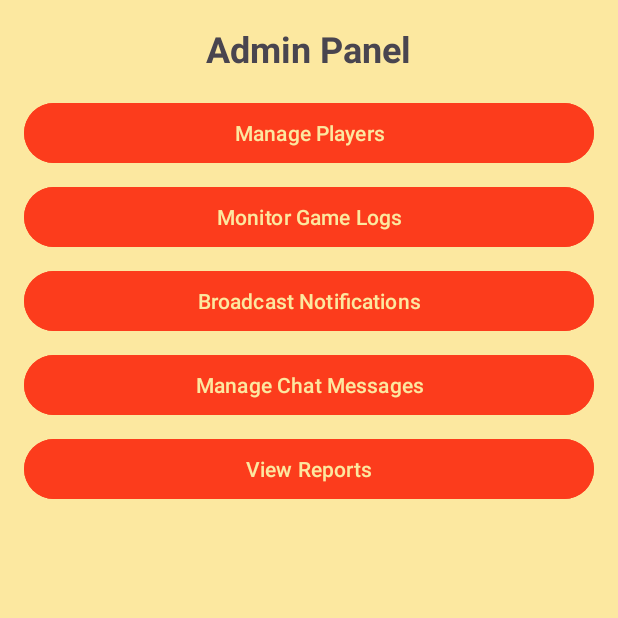
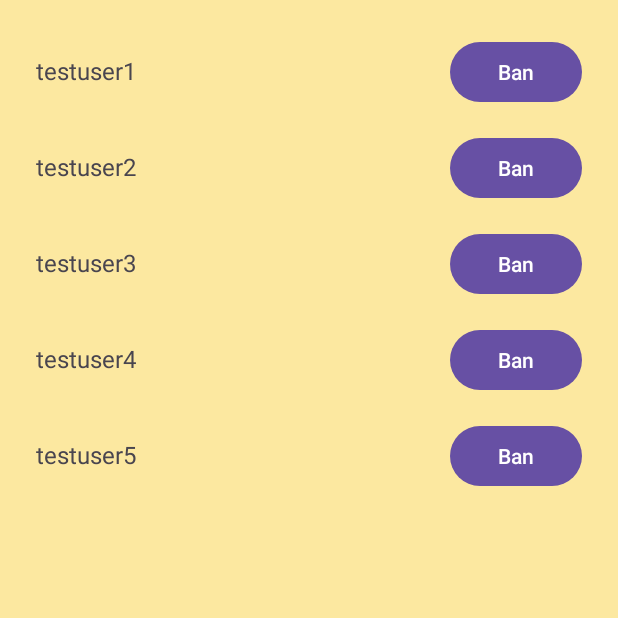
Before and after one commit to OzzieMunoz/Project2, an Android app: the AdminPanelActivity screen opened directly, with no data from a screen before it, after a tap on "Manage Players", on a phone screen of 412 x 824 dp, the top half of it. Run offline under Robolectric (Android 15) with nearby library versions, the phone set to English and light mode, and no system bars; our stand-ins replace Room's generated code.

Commit message:
Added ban player functionality

```diff
--- a/app/src/main/AndroidManifest.xml
+++ b/app/src/main/AndroidManifest.xml
@@ -26,6 +26,7 @@
         <activity android:name=".LandingPage" />
         <activity android:name=".MyApplication" />
         <activity android:name=".AdminPanelActivity" />
+        <activity android:name=".ManagePlayersActivity" />
 
     </application>
 </manifest>
--- a/app/src/main/java/com/example/bullshit/AdminPanelActivity.java
+++ b/app/src/main/java/com/example/bullshit/AdminPanelActivity.java
@@ -19,10 +19,9 @@ public class AdminPanelActivity extends AppCompatActivity {
         Button manageMessagesButton = findViewById(R.id.manageMessagesButton);
         Button viewReportsButton = findViewById(R.id.viewReportsButton);
 
-        // Add click listener for Manage Players button
         managePlayersButton.setOnClickListener(v -> {
-            // TODO: Navigate to a new activity or implement a dialog for managing players
-            Toast.makeText(this, "Feature coming soon: Manage Players", Toast.LENGTH_SHORT).show();
+            Intent intent = new Intent(AdminPanelActivity.this, ManagePlayersActivity.class);
+            startActivity(intent);
         });
 
         monitorLogsButton.setOnClickListener(v ->
--- a/app/src/main/java/com/example/bullshit/ManagePlayersActivity.java
+++ b/app/src/main/java/com/example/bullshit/ManagePlayersActivity.java
@@ -1,16 +1,37 @@
 package com.example.bullshit;
 
 import android.os.Bundle;
-import android.widget.Toast;
 import androidx.appcompat.app.AppCompatActivity;
+import androidx.recyclerview.widget.LinearLayoutManager;
+import androidx.recyclerview.widget.RecyclerView;
+import java.util.List;
 
 public class ManagePlayersActivity extends AppCompatActivity {
+
     @Override
     protected void onCreate(Bundle savedInstanceState) {
         super.onCreate(savedInstanceState);
         setContentView(R.layout.activity_manage_players);
 
-        // TODO: Implement functionality to fetch and display players
-        Toast.makeText(this, "Manage Players Screen", Toast.LENGTH_SHORT).show();
+        RecyclerView playersRecyclerView = findViewById(R.id.playersRecyclerView);
+        playersRecyclerView.setLayoutManager(new LinearLayoutManager(this));
+
+        new Thread(() -> {
+            AppDatabase db = MyApplication.getDatabase();
+
+            // Log all users in the database
+            List<User> allUsers = db.userDAO().getAllUsers();
+            for (User user : allUsers) {
+                System.out.println("User: " + user.getUsername() + ", isAdmin: " + user.isAdmin());
+            }
+
+            List<User> players = db.userDAO().getNonAdminUsers();
+            System.out.println("Number of players fetched: " + players.size());
+
+            runOnUiThread(() -> {
+                PlayersAdapter adapter = new PlayersAdapter(players);
+                playersRecyclerView.setAdapter(adapter);
+            });
+        }).start();
     }
 }
--- a/app/src/main/java/com/example/bullshit/MyApplication.java
+++ b/app/src/main/java/com/example/bullshit/MyApplication.java
@@ -20,11 +20,18 @@ public class MyApplication extends Application {
                     @Override
                     public void onCreate(@NonNull SupportSQLiteDatabase db) {
                         super.onCreate(db);
-                        // Prepopulate the database
                         new Thread(() -> {
                             AppDatabase appDatabase = getDatabase();
+
+                            // Add predefined admin user
+                            appDatabase.userDAO().insertUser(new User("admin2", "admin2", true));
+
+                            // Add predefined non-admin users
                             appDatabase.userDAO().insertUser(new User("testuser1", "testuser1", false));
-                            appDatabase.userDAO().insertUser(new User("admin2", "admin2", true));
+                            appDatabase.userDAO().insertUser(new User("testuser2", "testuser2", false));
+                            appDatabase.userDAO().insertUser(new User("testuser3", "testuser3", false));
+                            appDatabase.userDAO().insertUser(new User("testuser4", "testuser4", false));
+                            appDatabase.userDAO().insertUser(new User("testuser5", "testuser5", false));
                         }).start();
                     }
                 })
--- /dev/null
+++ b/app/src/main/java/com/example/bullshit/PlayersAdapter.java
@@ -0,0 +1,65 @@
+package com.example.bullshit;
+
+import android.view.LayoutInflater;
+import android.view.View;
+import android.view.ViewGroup;
+import android.widget.Button;
+import android.widget.TextView;
+import android.widget.Toast;
+import androidx.annotation.NonNull;
+import androidx.recyclerview.widget.RecyclerView;
+import java.util.List;
+
+public class PlayersAdapter extends RecyclerView.Adapter<PlayersAdapter.PlayerViewHolder> {
+
+    private final List<User> players;
+
+    public PlayersAdapter(List<User> players) {
+        this.players = players;
+    }
+
+    @NonNull
+    @Override
+    public PlayerViewHolder onCreateViewHolder(@NonNull ViewGroup parent, int viewType) {
+        View view = LayoutInflater.from(parent.getContext())
+                .inflate(R.layout.player_item, parent, false);
+        return new PlayerViewHolder(view);
+    }
+
+    @Override
+    public void onBindViewHolder(@NonNull PlayerViewHolder holder, int position) {
+        User player = players.get(position);
+
+        // Log binding
+        System.out.println("Binding player: " + player.getUsername());
+
+        holder.usernameTextView.setText(player.getUsername());
+
+        holder.banButton.setOnClickListener(v -> {
+            Toast.makeText(holder.itemView.getContext(),
+                    "Banned " + player.getUsername(),
+                    Toast.LENGTH_SHORT).show();
+
+            // Remove the player from the list
+            players.remove(position);
+            notifyItemRemoved(position);
+            notifyItemRangeChanged(position, players.size());
+        });
+    }
+
+    @Override
+    public int getItemCount() {
+        return players.size();
+    }
+
+    static class PlayerViewHolder extends RecyclerView.ViewHolder {
+        TextView usernameTextView;
+        Button banButton;
+
+        public PlayerViewHolder(@NonNull View itemView) {
+            super(itemView);
+            usernameTextView = itemView.findViewById(R.id.usernameTextView);
+            banButton = itemView.findViewById(R.id.banButton);
+        }
+    }
+}
--- a/app/src/main/java/com/example/bullshit/UserDAO.java
+++ b/app/src/main/java/com/example/bullshit/UserDAO.java
@@ -19,4 +19,7 @@ public interface UserDAO {
 
     @Query("SELECT * FROM users")
     List<User> getAllUsers();
+
+    @Query("SELECT * FROM users WHERE isAdmin = 0")
+    List<User> getNonAdminUsers();
 }
--- /dev/null
+++ b/app/src/main/res/layout/player_item.xml
@@ -0,0 +1,21 @@
+<LinearLayout
+    xmlns:android="http://schemas.android.com/apk/res/android"
+    android:layout_width="match_parent"
+    android:layout_height="wrap_content"
+    android:orientation="horizontal"
+    android:padding="8dp">
+
+    <TextView
+        android:id="@+id/usernameTextView"
+        android:layout_width="0dp"
+        android:layout_height="wrap_content"
+        android:layout_weight="1"
+        android:textSize="16sp"
+        android:text="Player Username" />
+
+    <Button
+        android:id="@+id/banButton"
+        android:layout_width="wrap_content"
+        android:layout_height="wrap_content"
+        android:text="Ban" />
+</LinearLayout>
```
